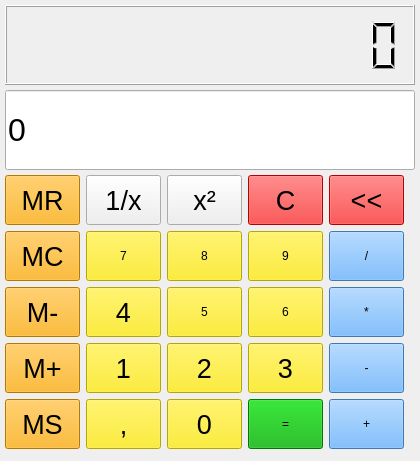
Beziu/Calculator, file MainWindow.ui: the form before one commit.
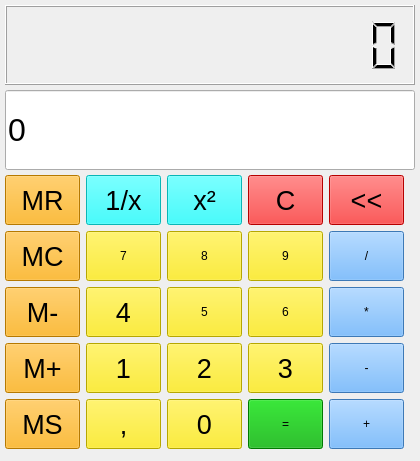
The form after the commit.

Commit message: Button color changes

Patch:
```diff
--- a/MainWindow.ui
+++ b/MainWindow.ui
@@ -858,11 +858,19 @@
        </property>
        <property name="font">
         <font>
+         <family>MS Shell Dlg 2</family>
          <pointsize>20</pointsize>
+         <weight>50</weight>
+         <italic>false</italic>
+         <bold>false</bold>
         </font>
        </property>
        <property name="autoFillBackground">
-        <bool>true</bool>
+        <bool>false</bool>
+       </property>
+       <property name="styleSheet">
+        <string notr="true">background-color: rgb(12, 255, 255);
+font: 20pt &quot;MS Shell Dlg 2&quot;;</string>
        </property>
        <property name="text">
         <string>1/x</string>
@@ -946,11 +954,19 @@
        </property>
        <property name="font">
         <font>
+         <family>MS Shell Dlg 2</family>
          <pointsize>20</pointsize>
+         <weight>50</weight>
+         <italic>false</italic>
+         <bold>false</bold>
         </font>
        </property>
        <property name="autoFillBackground">
-        <bool>true</bool>
+        <bool>false</bool>
+       </property>
+       <property name="styleSheet">
+        <string notr="true">background-color: rgb(12, 255, 255);
+font: 20pt &quot;MS Shell Dlg 2&quot;;</string>
        </property>
        <property name="text">
         <string>x²</string>
```
The commit also changes 1 other file.
